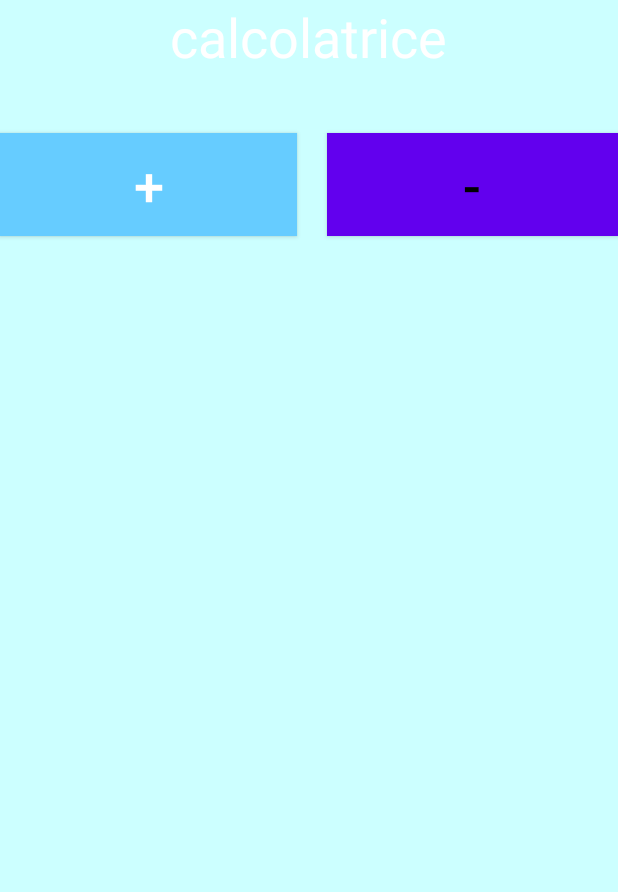
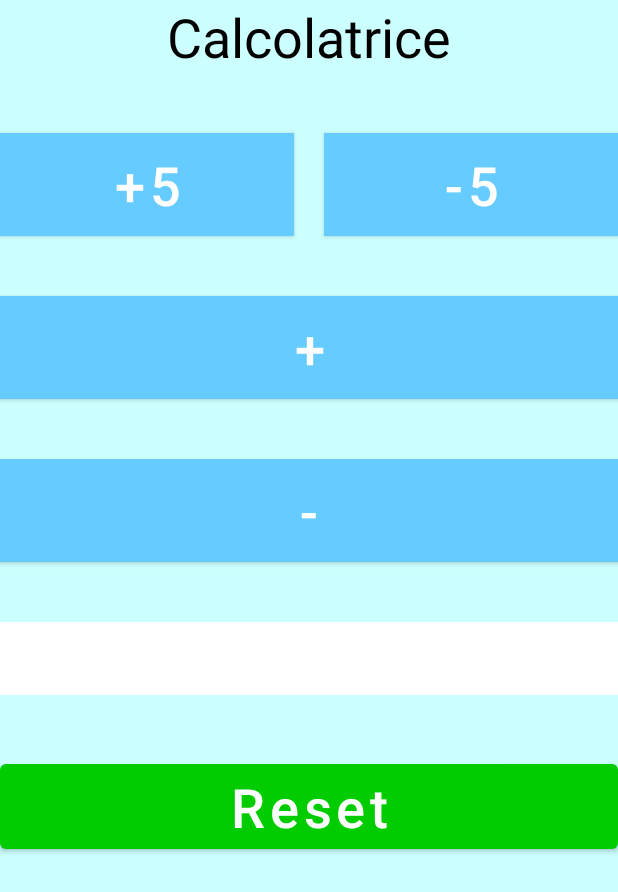
Before and after one commit to SannaLeo/esercitazione1.2, an Android app: the layout activity_main.xml on its own in the app's theme, with its tools: preview values and no code run, on a phone screen of 412 x 824 dp. Shown: the top 892 px of the screen. Run offline under Robolectric (Android 15) with nearby library versions, the phone set to English and light mode, and no system bars.

Commit message:
calcolatrice ultimata

```diff
--- a/app/src/main/java/com/example/esercitazione1/MainActivity.java
+++ b/app/src/main/java/com/example/esercitazione1/MainActivity.java
@@ -11,11 +11,11 @@ import android.widget.SeekBar;
 import android.widget.TextView;
 
 public class MainActivity extends AppCompatActivity {
-    Button incremento, decremento;
+    Button incremento, decremento, somma, sottrazione, reset;
     EditText input;
-    EditText nice;
-    SeekBar seekbar;
-    MediaPlayer player;
+    //EditText nice;
+    //SeekBar seekbar;
+    //MediaPlayer player;
     int minval = 0;
     int maxval = 100;
     int modelvalue = 50;
@@ -27,9 +27,12 @@ public class MainActivity extends AppCompatActivity {
 
         incremento = findViewById(R.id.incremento);
         decremento = findViewById(R.id.decremento);
+        somma = findViewById(R.id.somma);
+        sottrazione = findViewById(R.id.sottrazione);
+        reset = findViewById(R.id.reset);
         input = findViewById(R.id.input);
-        nice = findViewById(R.id.nice);
-        seekbar = findViewById(R.id.seekbar);
+//      nice = findViewById(R.id.nice);
+//      seekbar = findViewById(R.id.seekbar);
 
 
         updatevalue(modelvalue);
@@ -48,7 +51,28 @@ public class MainActivity extends AppCompatActivity {
                 updatevalue(--modelvalue);
             }
         });
+        somma.setOnClickListener(new View.OnClickListener() {
+            @Override
+            public void onClick(View v) {
+                //input.setText("-1");
+                updatevalue(modelvalue+5);
+            }
+        });
+        sottrazione.setOnClickListener(new View.OnClickListener() {
+            @Override
+            public void onClick(View v) {
+                //input.setText("-1");
+                updatevalue(modelvalue-5);
+            }
+        });
 
+        reset.setOnClickListener(new View.OnClickListener() {
+            @Override
+            public void onClick(View v) {
+                updatevalue(0);
+            }
+        });
+        /*
         seekbar.setOnSeekBarChangeListener(new SeekBar.OnSeekBarChangeListener() {
             @Override
             public void onProgressChanged(SeekBar seekBar, int progress, boolean fromUser) {
@@ -65,18 +89,21 @@ public class MainActivity extends AppCompatActivity {
                 updatevalue(seekBar.getProgress());
 
             }
-        });
+        });*/
     }
 
     protected void updatevalue(int newvalue){
+        /*
         player = MediaPlayer.create(MainActivity.this,R.raw.nice_sound);
         if(this.seekbar.getProgress() != this.modelvalue){
             this.seekbar.setProgress(this.modelvalue);
         }
+        */
         newvalue = newvalue > maxval ? maxval : newvalue;
         newvalue = newvalue < minval ? minval : newvalue;
         this.modelvalue = newvalue;
         input.setText(""+this.modelvalue);
+        /*
         if(modelvalue == 69){
             nice.setText("NICE");
             player.start();
@@ -85,6 +112,7 @@ public class MainActivity extends AppCompatActivity {
             nice.setText("");
             player.pause();
         }
+        */
     }
 
 
--- a/app/src/main/res/layout/activity_main.xml
+++ b/app/src/main/res/layout/activity_main.xml
@@ -12,91 +12,88 @@
         android:layout_width="wrap_content"
         android:layout_height="wrap_content"
         android:textSize="36dp"
-        android:text="calcolatrice"
-        android:textColor="@color/white"
+        android:text="Calcolatrice"
+        android:textColor="@color/black"
         android:layout_centerHorizontal="true"
         android:id="@+id/titolo"/>
 
+    <Button
+        android:id="@+id/somma"
+        android:layout_width="match_parent"
+        android:layout_height="wrap_content"
+        android:layout_below="@+id/titolo"
+        android:layout_toLeftOf="@+id/spaziocentrale"
+        android:layout_marginTop="40dp"
+        android:background="@color/white"
+        android:text="+5"
+        android:textSize="36dp"
+        app:backgroundTint="@color/blu_chiaro"/>
+
     <Space
-        android:layout_width="wrap_content"
+        android:id="@+id/spaziocentrale"
+        android:layout_width="20dp"
         android:layout_height="40dp"
-        android:layout_below="@id/titolo"
-        android:id="@+id/spazio1"/>
+        android:layout_marginTop="40dp"
+        android:layout_centerHorizontal="true"
+        android:layout_below="@id/titolo"/>
+
+    <Button
+        android:id="@+id/sottrazione"
+        android:layout_width="match_parent"
+        android:layout_height="wrap_content"
+        android:layout_below="@+id/titolo"
+        android:layout_marginTop="40dp"
+        android:layout_toRightOf="@+id/spaziocentrale"
+        android:background="@android:color/white"
+        android:text="-5"
+        android:textSize="36dp"
+        app:backgroundTint="@color/blu_chiaro"/>
 
 
     <Button
         android:id="@+id/incremento"
-        android:layout_width="198dp"
+        android:layout_width="match_parent"
         android:layout_height="wrap_content"
-        android:layout_below="@+id/spazio1"
-        android:layout_marginRight="20dp"
-        android:background="@color/white"
+        android:layout_below="@+id/somma"
+        android:layout_marginTop="40dp"
+        android:background="@android:color/white"
         android:text="+"
         android:textSize="36dp"
         app:backgroundTint="@color/blu_chiaro"/>
 
     <Button
         android:id="@+id/decremento"
-        android:layout_width="204dp"
+        android:layout_width="match_parent"
         android:layout_height="wrap_content"
-        android:layout_below="@+id/spazio1"
-        android:layout_toRightOf="@+id/incremento"
+        android:layout_below="@+id/incremento"
+        android:layout_marginTop="40dp"
         android:background="@android:color/white"
         android:text="-"
-        android:textColor="@android:color/black"
-        android:textSize="36dp" />
+        android:textSize="36dp"
+        app:backgroundTint="@color/blu_chiaro"/>
 
-    <!--
-        <Space
-            android:layout_width="40dp"
-            android:layout_height="40dp"
-            android:layout_below="@+id/spazio1"
-            android:layout_toLeftOf="@+id/input"
-            android:id="@+id/spazio2"/>
+    <EditText
+        android:id="@+id/input"
+        android:layout_width="match_parent"
+        android:layout_height="wrap_content"
+        android:layout_below="@+id/decremento"
+        android:layout_marginTop="40dp"
+        android:gravity="center_horizontal"
+        android:textSize="36dp"
+        android:textAlignment="center"
+        android:background="@color/white"
+        android:textColor="@color/black"/>
 
-        <EditText
-            android:id="@+id/input"
-            android:layout_width="100dp"
-            android:layout_height="wrap_content"
-            android:layout_below="@+id/spazio1"
-            android:layout_alignBaseline="@+id/incremento"
-            android:layout_centerHorizontal="true"
-            android:layout_marginTop="341dp"
-            android:gravity="center_horizontal"
-            android:textAlignment="center" />
-
-        <Space
-            android:layout_width="40dp"
-            android:layout_height="40dp"
-            android:layout_below="@+id/spazio1"
-            android:layout_toRightOf="@+id/input"
-            android:id="@+id/spazio3"/>
-
-
-
-
-        <SeekBar
-            android:layout_width="match_parent"
-            android:layout_height="wrap_content"
-            android:id="@+id/seekbar"
-            android:max="100"
-            android:layout_centerInParent="true"/>
-
-       <Space
-           android:layout_width="match_parent"
-           android:layout_height="69dp"
-           android:layout_below="@+id/seekbar"
-           android:id="@+id/spazio5"/>
-
-       <EditText
-           android:layout_width="match_parent"
-           android:layout_height="match_parent"
-           android:id="@+id/nice"
-           android:background="@color/white"
-           android:layout_below="@+id/spazio5"
-           android:textSize="69dp"
-           android:textAlignment="center"
-           android:gravity="center_horizontal"
-           android:backgroundTint="#8AFFFC"/>
-        -->
+    <Button
+        android:id="@+id/reset"
+        android:layout_width="match_parent"
+        android:layout_height="wrap_content"
+        android:layout_below="@+id/input"
+        android:layout_marginTop="40dp"
+        android:textSize="36dp"
+        app:backgroundTint="@color/verde"
+        android:textColor="@color/white"
+        android:text="Reset"
+        android:textAllCaps="false"
+    />
 </RelativeLayout>
--- a/app/src/main/res/values/colors.xml
+++ b/app/src/main/res/values/colors.xml
@@ -10,5 +10,5 @@
     <color name="red">#B20000</color>
     <color name="ciano_chiaro">#CCFFFF</color>
     <color name="blu_chiaro">#66CCFF</color>
-
+    <color name="verde">#00cc00</color>
 </resources>
--- a/app/src/main/res/values/strings.xml
+++ b/app/src/main/res/values/strings.xml
@@ -1,3 +1,5 @@
 <resources>
     <string name="app_name">esercitazione1</string>
+    <string name="reset">Reset</string>
+
 </resources>
```
